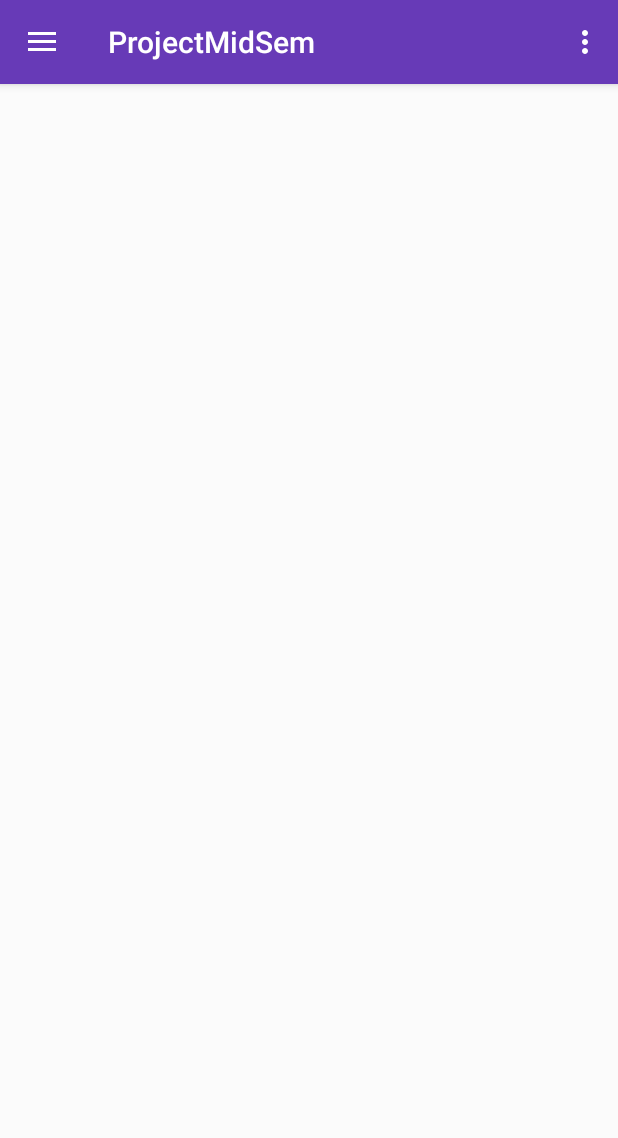
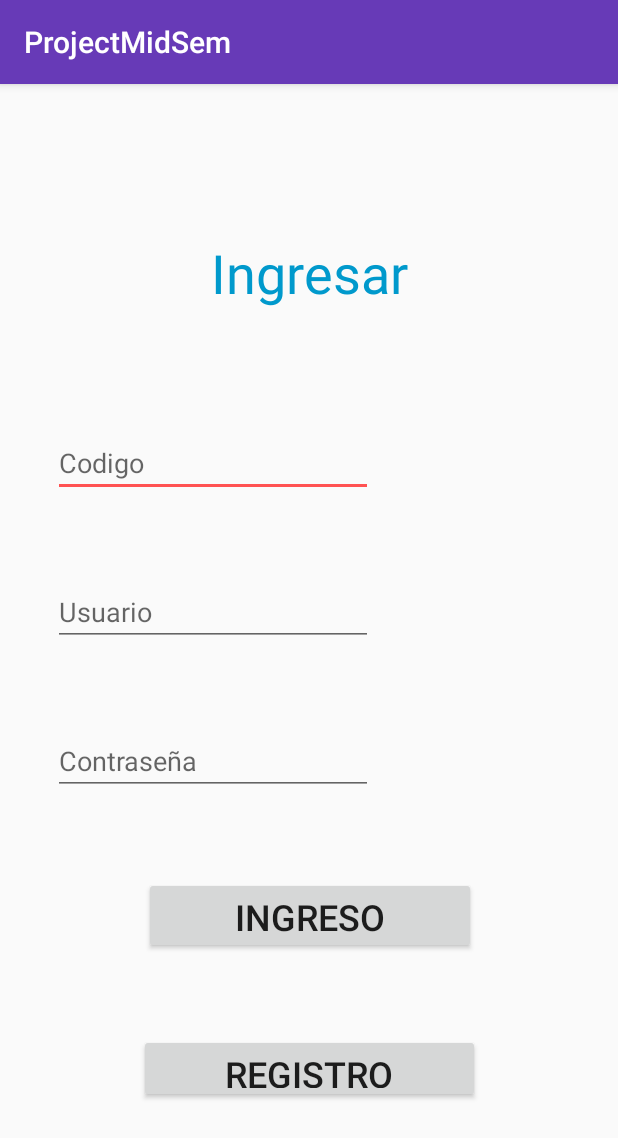
Before and after one commit to lscantillo/ProjectMidSem-master, an Android app: the screen it shows after launch (MainActivity before the commit, LoginActivity after it), on a phone screen of 412 x 824 dp. Shown: the top 1138 px of the screen. Run offline under Robolectric (Android 15) with nearby library versions, the phone set to English and light mode, and no system bars.

Commit message:
Login Unido

```diff
--- a/app/src/main/AndroidManifest.xml
+++ b/app/src/main/AndroidManifest.xml
@@ -9,34 +9,29 @@
         android:roundIcon="@mipmap/ic_launcher_round"
         android:supportsRtl="true"
         android:theme="@style/AppTheme">
-        <activity
-            android:name=".MainActivity"
-            android:label="@string/app_name"
-            android:theme="@style/AppTheme.NoActionBar">
+        <activity android:name=".LoginActivity">
             <intent-filter>
                 <action android:name="android.intent.action.MAIN" />
 
                 <category android:name="android.intent.category.LAUNCHER" />
             </intent-filter>
         </activity>
-        <activity android:name=".CreateSubject"
+        <activity
+            android:name=".MainActivity"
+            android:label="@string/app_name"
+            android:theme="@style/AppTheme.NoActionBar"></activity>
+        <activity
+            android:name=".CreateSubject"
             android:label="@string/subject_item1"
-            android:theme="@style/AppTheme.NoActionBar"
-            >
-
-            </activity>
-        <activity android:name=".rubricas"
+            android:theme="@style/AppTheme.NoActionBar"></activity>
+        <activity
+            android:name=".rubricas"
             android:label="@string/subject_item4"
-            android:theme="@style/AppTheme.NoActionBar"
-            >
-            </activity>
-
-        <activity android:name=".categorias"
+            android:theme="@style/AppTheme.NoActionBar"></activity>
+        <activity
+            android:name=".categorias"
             android:label="@string/subject_item10"
-            android:theme="@style/AppTheme.NoActionBar"
-            >
-        </activity>
-
+            android:theme="@style/AppTheme.NoActionBar"></activity>
     </application>
 
 </manifest>
--- /dev/null
+++ b/app/src/main/java/com/uninorte/projectmidsem/AdminSQLiteOpenHelper.java
@@ -0,0 +1,25 @@
+package com.uninorte.projectmidsem;
+
+import android.content.Context;
+import android.database.sqlite.SQLiteDatabase;
+import android.database.sqlite.SQLiteOpenHelper;
+
+/**
+ * Created by diego on 12/10/2016.
+ */
+
+public class AdminSQLiteOpenHelper  extends SQLiteOpenHelper {
+    public AdminSQLiteOpenHelper(Context context, String name, SQLiteDatabase.CursorFactory factory, int version) {
+        super(context, name, factory, version);
+    }
+
+    @Override
+    public void onCreate(SQLiteDatabase db) {
+        db.execSQL("create table articulos(codigo int primary key,descripcion text,precio real)");
+    }
+
+    @Override
+    public void onUpgrade(SQLiteDatabase db, int oldVersion, int newVersion) {
+
+    }
+}
--- /dev/null
+++ b/app/src/main/java/com/uninorte/projectmidsem/LoginActivity.java
@@ -0,0 +1,116 @@
+package com.uninorte.projectmidsem;
+
+import android.content.ContentValues;
+import android.content.Intent;
+import android.database.Cursor;
+import android.database.sqlite.SQLiteDatabase;
+import android.support.v7.app.AppCompatActivity;
+import android.os.Bundle;
+import android.view.View;
+import android.widget.EditText;
+import android.widget.Toast;
+
+public class LoginActivity extends AppCompatActivity {
+
+    private EditText et1,et2,et3;
+    @Override
+    protected void onCreate(Bundle savedInstanceState) {
+        super.onCreate(savedInstanceState);
+        setContentView(R.layout.activity_login);
+        et1=(EditText)findViewById(R.id.et1);
+        et2=(EditText)findViewById(R.id.et2);
+        et3=(EditText)findViewById(R.id.et3);
+
+    }
+
+    public void alta(View v) {
+        AdminSQLiteOpenHelper admin = new AdminSQLiteOpenHelper(this,
+                "administracion", null, 1);
+        SQLiteDatabase bd = admin.getWritableDatabase();
+        String cod = et1.getText().toString();
+        String descri = et2.getText().toString();
+        String pre = et3.getText().toString();
+        ContentValues registro = new ContentValues();
+        registro.put("codigo", cod);
+        registro.put("descripcion", descri);
+        registro.put("precio", pre);
+        bd.insert("articulos", null, registro);
+        bd.close();
+        et1.setText("");
+        et2.setText("");
+        et3.setText("");
+        Toast.makeText(this, "Se agregó un nuevo usuario",
+                Toast.LENGTH_SHORT).show();
+    }
+
+    public void consultaporcodigo(View v) {
+        AdminSQLiteOpenHelper admin = new AdminSQLiteOpenHelper(this,
+                "administracion", null, 1);
+        SQLiteDatabase bd10 = admin.getWritableDatabase();
+        String cod = et1.getText().toString();
+        Cursor fila = bd10.rawQuery(
+                "select descripcion,precio from articulos where codigo=" + cod, null);
+        if (fila.moveToFirst()) {
+            Intent i = new Intent(this,MainActivity.class);
+            startActivity(i);
+        } else
+            Toast.makeText(this, "Los datos ingresados no coinciden o no esta registrado",
+                    Toast.LENGTH_SHORT).show();
+        bd10.close();
+    }
+
+    /*public void consultapordescripcion(View v) {
+        AdminSQLiteOpenHelper admin = new AdminSQLiteOpenHelper(this,
+                "administracion", null, 1);
+        SQLiteDatabase bd = admin.getWritableDatabase();
+        String descri = et2.getText().toString();
+        Cursor fila = bd.rawQuery(
+                "select codigo,precio from articulos where descripcion='" + descri +"'", null);
+        if (fila.moveToFirst()) {
+            et1.setText(fila.getString(0));
+            et3.setText(fila.getString(1));
+        } else
+            Toast.makeText(this, "No existe un artículo con dicha descripción",
+                    Toast.LENGTH_SHORT).show();
+        bd.close();
+    }
+*/
+   /* public void bajaporcodigo(View v) {
+        AdminSQLiteOpenHelper admin = new AdminSQLiteOpenHelper(this,
+                "administracion", null, 1);
+        SQLiteDatabase bd = admin.getWritableDatabase();
+        String cod= et1.getText().toString();
+        int cant = bd.delete("articulos", "codigo=" + cod, null);
+        bd.close();
+        et1.setText("");
+        et2.setText("");
+        et3.setText("");
+        if (cant == 1)
+            Toast.makeText(this, "Se borró el artículo con dicho código",
+                    Toast.LENGTH_SHORT).show();
+        else
+            Toast.makeText(this, "No existe un artículo con dicho código",
+                    Toast.LENGTH_SHORT).show();
+    }
+*/
+  /*  public void modificacion(View v) {
+        AdminSQLiteOpenHelper admin = new AdminSQLiteOpenHelper(this,
+                "administracion", null, 1);
+        SQLiteDatabase bd = admin.getWritableDatabase();
+        String cod = et1.getText().toString();
+        String descri = et2.getText().toString();
+        String pre = et3.getText().toString();
+        ContentValues registro = new ContentValues();
+        registro.put("codigo", cod);
+        registro.put("descripcion", descri);
+        registro.put("precio", pre);
+        int cant = bd.update("articulos", registro, "codigo=" + cod, null);
+        bd.close();
+        if (cant == 1)
+            Toast.makeText(this, "se modificaron los datos", Toast.LENGTH_SHORT)
+                    .show();
+        else
+            Toast.makeText(this, "no existe un artículo con el código ingresado",
+                    Toast.LENGTH_SHORT).show();
+    }*/
+}
--- /dev/null
+++ b/app/src/main/res/layout/activity_login.xml
@@ -0,0 +1,120 @@
+<?xml version="1.0" encoding="utf-8"?>
+<android.support.constraint.ConstraintLayout
+    xmlns:android="http://schemas.android.com/apk/res/android"
+    xmlns:app="http://schemas.android.com/apk/res-auto"
+    xmlns:tools="http://schemas.android.com/tools"
+    android:layout_width="match_parent"
+    android:layout_height="match_parent">
+
+    <TextView
+        android:id="@+id/tv1"
+        android:layout_width="205dp"
+        android:layout_height="49dp"
+        android:layout_marginBottom="8dp"
+        android:layout_marginLeft="8dp"
+        android:layout_marginRight="8dp"
+        android:layout_marginTop="8dp"
+        android:gravity="center"
+        android:text="Ingresar"
+        android:textAlignment="center"
+        android:textColor="@android:color/holo_blue_dark"
+        android:textSize="36sp"
+        app:layout_constraintBottom_toBottomOf="parent"
+        app:layout_constraintLeft_toLeftOf="parent"
+        app:layout_constraintRight_toRightOf="parent"
+        app:layout_constraintTop_toTopOf="parent"
+        app:layout_constraintVertical_bias="0.133" />
+
+    <EditText
+        android:id="@+id/et1"
+        android:layout_width="wrap_content"
+        android:layout_height="wrap_content"
+        android:layout_marginBottom="8dp"
+        android:layout_marginLeft="8dp"
+        android:layout_marginRight="8dp"
+        android:layout_marginTop="8dp"
+        android:ems="10"
+        android:hint="Codigo"
+        android:inputType="textPersonName"
+        app:layout_constraintBottom_toBottomOf="parent"
+        app:layout_constraintHorizontal_bias="0.15"
+        app:layout_constraintLeft_toLeftOf="parent"
+        app:layout_constraintRight_toRightOf="parent"
+        app:layout_constraintTop_toTopOf="parent"
+        app:layout_constraintVertical_bias="0.314" />
+
+    <EditText
+        android:id="@+id/et2"
+        android:layout_width="wrap_content"
+        android:layout_height="wrap_content"
+        android:layout_marginBottom="8dp"
+        android:layout_marginLeft="8dp"
+        android:layout_marginRight="8dp"
+        android:layout_marginTop="8dp"
+        android:ems="10"
+        android:hint="Usuario"
+        android:inputType="textPersonName"
+        app:layout_constraintBottom_toBottomOf="parent"
+        app:layout_constraintHorizontal_bias="0.15"
+        app:layout_constraintLeft_toLeftOf="parent"
+        app:layout_constraintRight_toRightOf="parent"
+        app:layout_constraintTop_toTopOf="parent"
+        app:layout_constraintVertical_bias="0.455" />
+
+    <Button
+        android:id="@+id/bt2"
+        android:layout_width="227dp"
+        android:layout_height="46dp"
+        android:text="Registro"
+        android:textAlignment="center"
+        android:textSize="24sp"
+        android:onClick="alta"
+        app:layout_constraintTop_toTopOf="parent"
+        android:layout_marginTop="8dp"
+        android:layout_marginLeft="8dp"
+        app:layout_constraintLeft_toLeftOf="parent"
+        app:layout_constraintBottom_toBottomOf="parent"
+        android:layout_marginBottom="8dp"
+        android:layout_marginRight="8dp"
+        app:layout_constraintRight_toRightOf="parent"
+        app:layout_constraintHorizontal_bias="0.503"
+        app:layout_constraintVertical_bias="0.886" />
+
+    <Button
+        android:id="@+id/bt1"
+        android:layout_width="221dp"
+        android:layout_height="51dp"
+        android:layout_marginBottom="8dp"
+        android:layout_marginLeft="8dp"
+        android:layout_marginRight="8dp"
+        android:layout_marginTop="8dp"
+        android:text="Ingreso"
+        android:onClick="consultaporcodigo"
+        android:textAlignment="center"
+        android:textSize="24sp"
+        app:layout_constraintBottom_toBottomOf="parent"
+        app:layout_constraintHorizontal_bias="0.503"
+        app:layout_constraintLeft_toLeftOf="parent"
+        app:layout_constraintRight_toRightOf="parent"
+        app:layout_constraintTop_toTopOf="parent"
+        app:layout_constraintVertical_bias="0.743" />
+
+    <EditText
+        android:id="@+id/et3"
+        android:layout_width="wrap_content"
+        android:layout_height="wrap_content"
+        android:layout_marginBottom="8dp"
+        android:layout_marginLeft="8dp"
+        android:layout_marginRight="8dp"
+        android:layout_marginTop="8dp"
+        android:ems="10"
+        android:hint="Contraseña"
+        android:inputType="textPersonName"
+        app:layout_constraintBottom_toBottomOf="parent"
+        app:layout_constraintHorizontal_bias="0.15"
+        app:layout_constraintLeft_toLeftOf="parent"
+        app:layout_constraintRight_toRightOf="parent"
+        app:layout_constraintTop_toTopOf="parent"
+        app:layout_constraintVertical_bias="0.595" />
+
+</android.support.constraint.ConstraintLayout>
--- a/app/src/main/res/values/strings.xml
+++ b/app/src/main/res/values/strings.xml
@@ -2,7 +2,6 @@
     <string name="app_name">ProjectMidSem</string>
     <string name="subject_item1">Crear Asignatura</string>
     <string name="subject_item4">Crear Rubricas</string>
-
 
 
     <string name="subject_item10">Agregar Rubricas</string>
```
